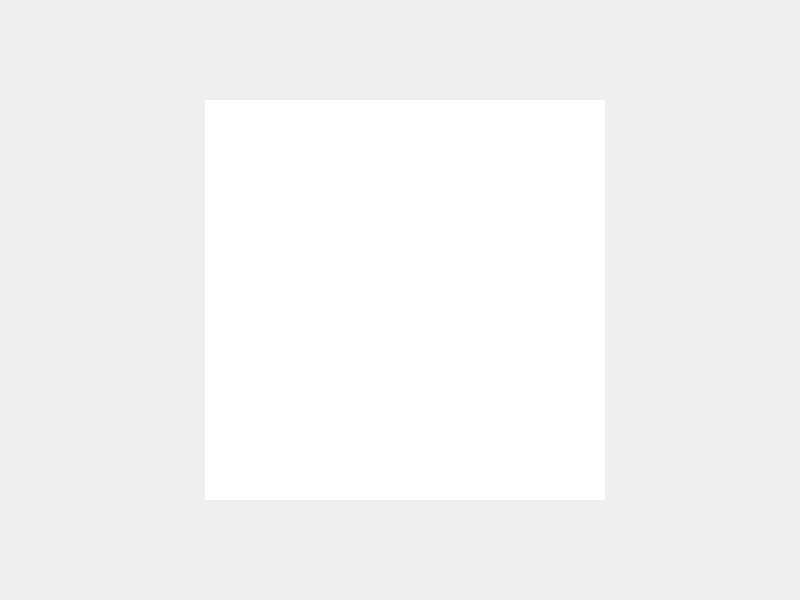
m3trik/Scripts_portable, file ui/init.ui: the form before one commit.
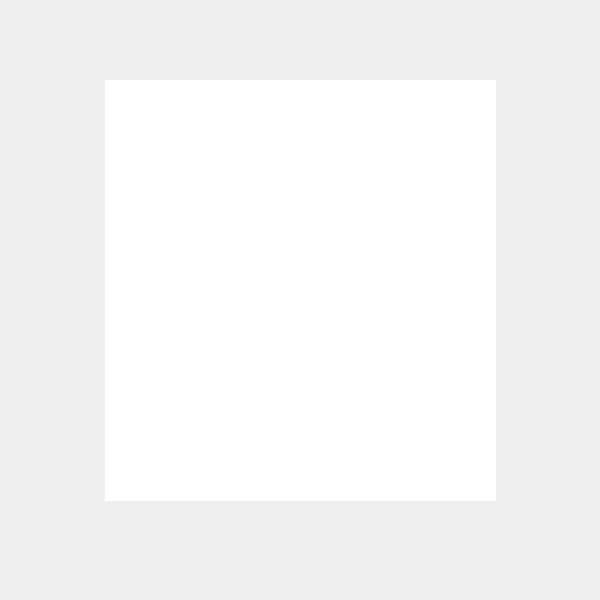
The form after the commit.

```diff
--- a/ui/init.ui
+++ b/ui/init.ui
@@ -9,7 +9,7 @@
    <rect>
     <x>0</x>
     <y>0</y>
-    <width>800</width>
+    <width>600</width>
     <height>600</height>
    </rect>
   </property>
@@ -27,7 +27,7 @@
   </property>
   <property name="maximumSize">
    <size>
-    <width>800</width>
+    <width>600</width>
     <height>600</height>
    </size>
   </property>
@@ -56,10 +56,10 @@
    <widget class="QTextEdit" name="t000">
     <property name="geometry">
      <rect>
-      <x>205</x>
-      <y>100</y>
-      <width>400</width>
-      <height>400</height>
+      <x>105</x>
+      <y>80</y>
+      <width>391</width>
+      <height>421</height>
      </rect>
     </property>
     <property name="sizePolicy">
```
